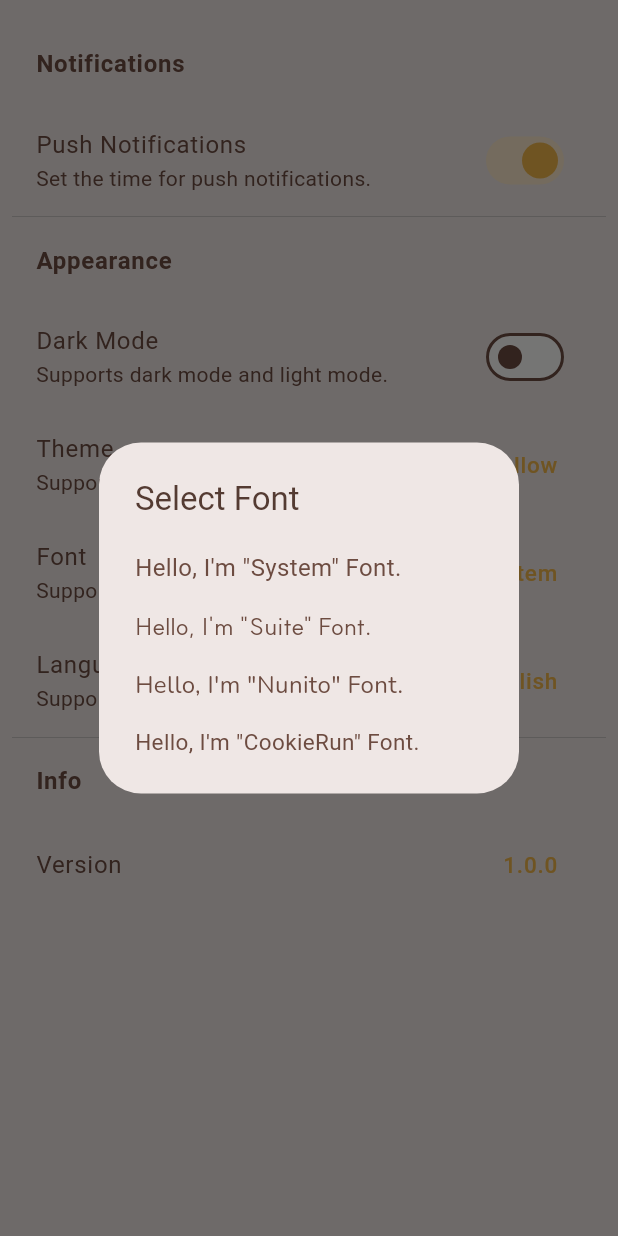
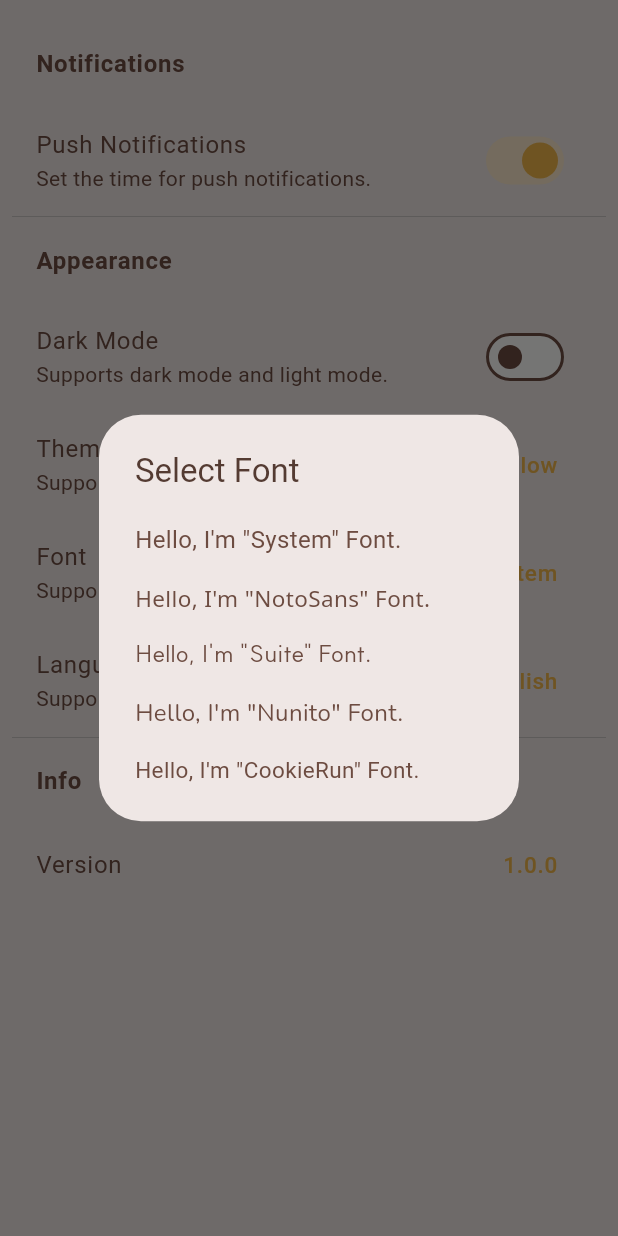
Before and after one commit to sendminder/toddle-toddle, a Flutter app: the SettingsScreen screen opened directly, after a tap on "Font", on a phone screen of 412 x 824 dp. Run offline on Flutter 3.47's test engine with Material 3 defaults, Android fonts, the phone set to English and light mode, and no system bars; our stand-ins replace easy_localization, fl_chart, fluentui_system_icons, flutter_local_notifications, flutter_native_timezone, flutter_riverpod and 7 more; missing offline and left inert: flutter_displaymode; accounts and stored records are empty; Roboto replaces fonts that are missing (CoockieRun); statements that could not run were skipped; project files that could hold a hidden picture were left out.

Commit message:
폰트 추가

```diff
--- a/assets/translations/en.json
+++ b/assets/translations/en.json
@@ -56,6 +56,7 @@
   "disable": "Disable",
   "system_example": "Hello, I'm \"System\" Font.",
   "suite_example": "Hello, I'm \"Suite\" Font.",
+  "notosans_example": "Hello, I'm \"NotoSans\" Font.",
   "cookierun_example": "Hello, I'm \"CookieRun\" Font.",
   "nunito_example": "Hello, I'm \"Nunito\" Font.",
   "select_days_of_week": "Please select days of week.",
--- a/assets/translations/ko.json
+++ b/assets/translations/ko.json
@@ -56,6 +56,7 @@
     "disable": "비활성화",
     "system_example": "안녕하세요! 저는 \"시스템\" 폰트에요.",
     "suite_example": "안녕하세요! 저는 \"SUITE\" 폰트에요.",
+    "notosans_example": "안녕하세요! 저는 \"NotoSans\" 폰트에요.",
     "nunito_example": "안녕하세요! 저는 \"Nunito\" 폰트에요.",
     "cookierun_example": "안녕하세요! 저는 \"쿠키런\" 폰트에요.",
     "select_days_of_week": "일정 요일을 선택해 주세요.",
--- a/lib/screens/settings_screen.dart
+++ b/lib/screens/settings_screen.dart
@@ -71,6 +71,20 @@ class SettingsScreen extends ConsumerWidget {
                 style: const TextStyle(
                   fontFamily: '',
                   fontSize: 16,
+                  fontWeight: FontWeight.normal,
+                ),
+              ),
+            ),
+            SimpleDialogOption(
+              onPressed: () {
+                ref.read(fontProvider.notifier).setFont('NotoSans');
+                Navigator.pop(context);
+              },
+              child: Text(
+                'notosans_example'.tr(),
+                style: const TextStyle(
+                  fontFamily: 'NotoSans',
+                  fontSize: 15,
                   fontWeight: FontWeight.normal,
                 ),
               ),
```
Also changed, not shown: lib/widgets/goal/goal_list_manage.dart (+0 -19 lines), pubspec.yaml (+10 -0 lines), 4 other files.
